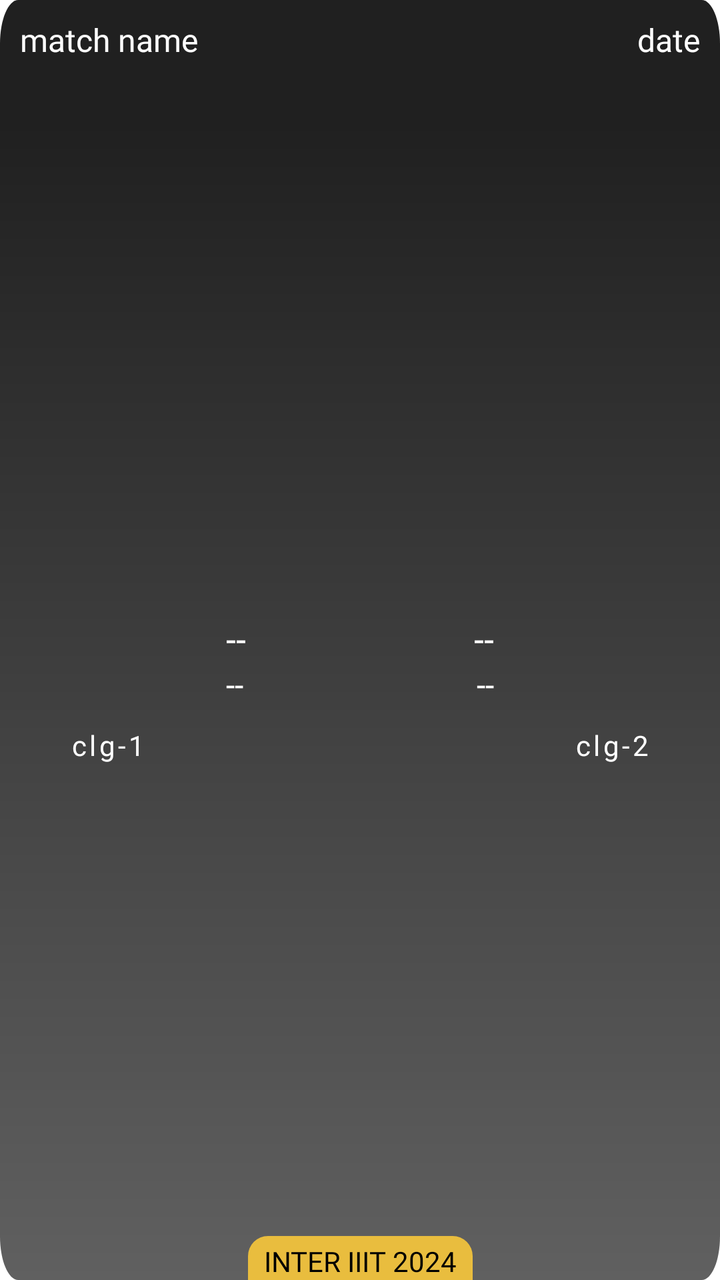
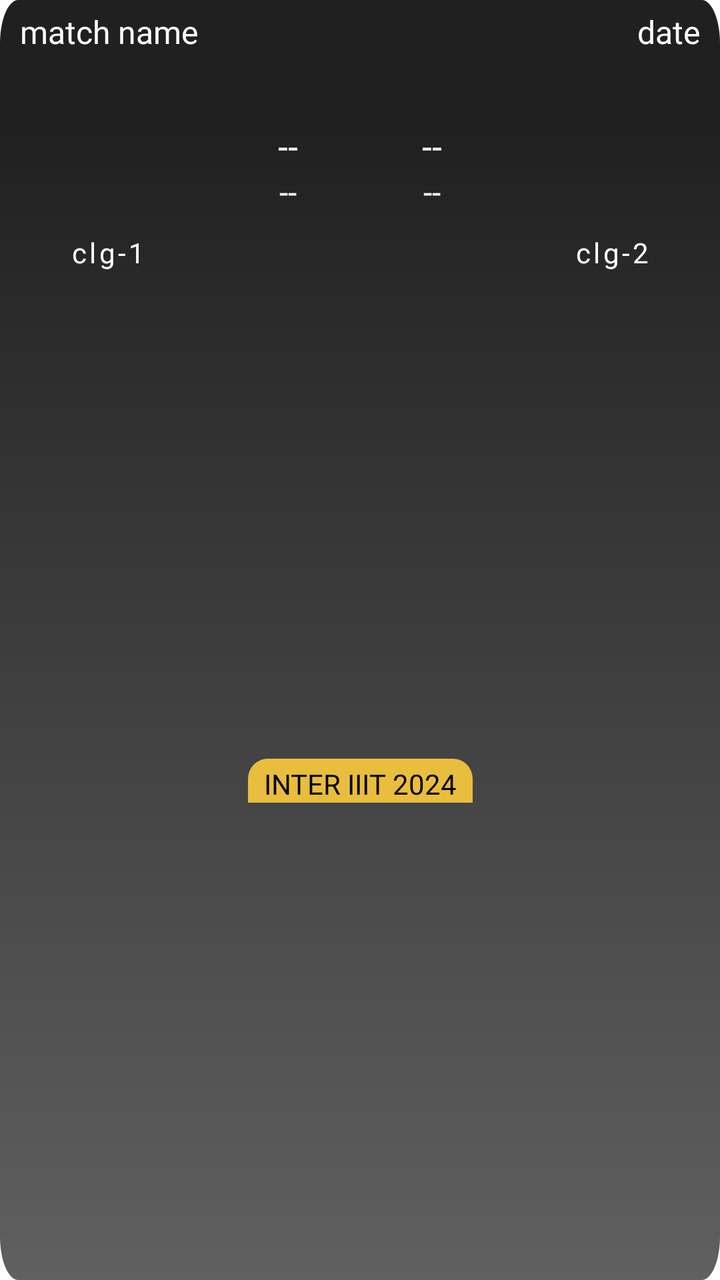

An Android layout rendered at two revisions. The XML below is the earlier revision; the diff shows what the commit changed to produce the second picture.
<!-- AndroidManifest.xml: application theme Theme.NavigationDrawer -->
<!-- res/layout/layout_cricket.xml -->
<?xml version="1.0" encoding="utf-8"?>
<androidx.constraintlayout.widget.ConstraintLayout xmlns:android="http://schemas.android.com/apk/res/android"
    xmlns:app="http://schemas.android.com/apk/res-auto"
    android:layout_width="match_parent"
    android:layout_height="180dp"
    android:layout_marginHorizontal="10dp"
    android:layout_marginVertical="10dp"
    android:background="@drawable/fade3">

    <LinearLayout
        android:id="@+id/lay1"
        android:layout_width="match_parent"
        android:layout_height="40dp"
        android:orientation="horizontal"
        android:padding="5dp"
        android:weightSum="1"
        app:layout_constraintEnd_toEndOf="parent"
        app:layout_constraintStart_toStartOf="parent"
        app:layout_constraintTop_toTopOf="parent">

        <TextView
            android:id="@+id/matchName"
            android:layout_width="0dp"
            android:layout_height="40dp"
            android:layout_gravity="center_vertical"
            android:layout_weight="0.7"
            android:fontFamily="@font/poppins_semibold"
            android:gravity="center_vertical|start"
            android:hint="match name"
            android:paddingHorizontal="5dp"
            android:textAllCaps="true"
            android:textColor="#E9E9E9"
            android:textColorHint="@color/white"
            android:textSize="16sp" />

        <TextView
            android:id="@+id/date"
            android:layout_width="0dp"
            android:layout_height="40dp"
            android:layout_gravity="center_vertical"
            android:layout_weight="0.3"
            android:fontFamily="@font/poppins_semibold"
            android:gravity="center_vertical|end"
            android:hint="date"
            android:paddingHorizontal="5dp"
            android:textColor="#E9E9E9"
            android:textColorHint="@color/white"
            android:textSize="16sp" />
    </LinearLayout>

    <LinearLayout
        android:layout_width="match_parent"
        android:layout_height="wrap_content"
        android:layout_marginTop="45dp"
        android:orientation="vertical"
        android:visibility="gone">

        <TextView
            android:id="@+id/time"
            android:layout_width="match_parent"
            android:layout_height="wrap_content"
            android:fontFamily="@font/poppins_medium"
            android:gravity="center"
            android:hint="time"
            android:textColor="@color/white"
            android:textColorHint="@color/white"
            android:textSize="16sp" />
    </LinearLayout>

    <LinearLayout
        android:layout_width="match_parent"
        android:layout_height="0dp"
        android:layout_marginTop="-20dp"
        android:orientation="horizontal"
        android:weightSum="1"
        app:layout_constraintBottom_toBottomOf="parent"
        app:layout_constraintEnd_toEndOf="parent"
        app:layout_constraintStart_toStartOf="parent"
        app:layout_constraintTop_toBottomOf="@id/lay1">

        <LinearLayout
            android:layout_width="0dp"
            android:layout_height="wrap_content"
            android:layout_gravity="center_vertical"
            android:layout_weight="0.3"
            android:orientation="vertical">

            <ImageView
                android:id="@+id/clgImg1"
                android:layout_width="match_parent"
                android:layout_height="80dp"
                android:scaleType="fitCenter"/>

            <TextView
                android:id="@+id/clgName1"
                android:layout_width="match_parent"
                android:layout_height="wrap_content"
                android:layout_marginTop="5dp"
                android:fontFamily="@font/poppins_medium"
                android:gravity="center"
                android:hint="clg-1"
                android:paddingHorizontal="5dp"
                android:letterSpacing="0.1"
                android:textAllCaps="true"
                android:textColor="@color/white"
                android:textColorHint="@color/white" />
        </LinearLayout>

        <RelativeLayout
            android:layout_width="0dp"
            android:layout_height="wrap_content"
            android:layout_gravity="center_vertical"
            android:layout_weight="0.4"
            android:padding="5dp">

            <TextView
                android:id="@+id/poi1"
                android:layout_width="wrap_content"
                android:layout_height="wrap_content"
                android:layout_alignParentStart="true"
                android:fontFamily="@font/poppins_semibold"
                android:gravity="start"
                android:hint="--"
                android:textColor="@color/white"
                android:textColorHint="@color/white"
                android:textSize="18sp" />

            <TextView
                android:id="@+id/poi2"
                android:layout_width="wrap_content"
                android:layout_height="wrap_content"
                android:layout_alignParentEnd="true"
                android:layout_gravity="end"
                android:fontFamily="@font/poppins_semibold"
                android:hint="--"
                android:textColor="@color/white"
                android:textColorHint="@color/white"
                android:textSize="18sp" />

            <TextView
                android:id="@+id/ov1"
                android:layout_width="wrap_content"
                android:layout_height="wrap_content"
                android:layout_below="@id/poi1"
                android:layout_alignParentStart="true"
                android:fontFamily="@font/poppins_medium"
                android:gravity="start"
                android:hint="--"
                android:textColor="@color/white"
                android:textColorHint="@color/white"
                android:textSize="16sp" />

            <TextView
                android:id="@+id/ov2"
                android:layout_width="wrap_content"
                android:layout_height="wrap_content"
                android:layout_below="@id/poi2"
                android:layout_alignParentEnd="true"
                android:layout_gravity="end"
                android:fontFamily="@font/poppins_medium"
                android:hint="--"
                android:textColor="@color/white"
                android:textColorHint="@color/white"
                android:textSize="16sp" />
        </RelativeLayout>

        <LinearLayout
            android:layout_width="0dp"
            android:layout_height="wrap_content"
            android:layout_gravity="center_vertical"
            android:layout_weight="0.3"
            android:orientation="vertical">

            <ImageView
                android:id="@+id/clgImg2"
                android:layout_width="match_parent"
                android:layout_height="80dp"
                android:scaleType="fitCenter" />

            <TextView
                android:id="@+id/clgName2"
                android:layout_width="match_parent"
                android:layout_height="wrap_content"
                android:layout_marginTop="5dp"
                android:fontFamily="@font/poppins_medium"
                android:gravity="center"
                android:hint="clg-2"
                android:letterSpacing="0.1"
                android:paddingHorizontal="5dp"
                android:textAllCaps="true"
                android:textColor="@color/white"
                android:textColorHint="@color/white" />
        </LinearLayout>
    </LinearLayout>

    <TextView
        android:layout_width="wrap_content"
        android:layout_height="wrap_content"
        android:background="@drawable/backlesss"
        android:fontFamily="@font/poppins_medium"
        android:gravity="center|bottom"
        android:paddingHorizontal="8dp"
        android:paddingTop="3dp"
        android:text="inter iiit 2024"
        android:textAllCaps="true"
        android:textColor="@color/black"
        app:layout_constraintBottom_toBottomOf="parent"
        app:layout_constraintEnd_toEndOf="parent"
        app:layout_constraintStart_toStartOf="parent" />
</androidx.constraintlayout.widget.ConstraintLayout>
<!-- resources referenced by this layout -->
<resources>
  <color name="black">#FF000000</color>
  <color name="white">#FFFFFFFF</color>
  <!-- drawable backlesss (drawable) -->
  <?xml version="1.0" encoding="utf-8"?>
  <shape xmlns:android="http://schemas.android.com/apk/res/android">
      <solid android:color="#E9BD3E" /> 
  
      <corners
          android:topLeftRadius="10dp"
          android:topRightRadius="10dp" />
  </shape>
  <!-- drawable fade3 (drawable) -->
  <vector xmlns:android="http://schemas.android.com/apk/res/android"
      xmlns:aapt="http://schemas.android.com/aapt"
      android:width="400dp"
      android:height="293dp"
      android:viewportWidth="393"
      android:viewportHeight="293">
  
      <path android:pathData="M10,0h373c5.523,0 10,4.477 10,10v273c0,5.523 -4.477,10 -10,10h-373c-5.523,0 -10,-4.477 -10,-10v-273c0,-5.523 4.477,-10 10,-10Z">
          <aapt:attr name="android:fillColor">
              <gradient
                  android:endX="197"
                  android:endY="27.9"
                  android:startX="197"
                  android:startY="293"
                  android:type="linear">
                  <item
                      android:color="#606060"
                      android:offset="0" />
                  <item
                      android:color="#202020"
                      android:offset="1" />
              </gradient>
          </aapt:attr>
      </path>
  </vector>
  <style name="Theme.NavigationDrawer" parent="Theme.MaterialComponents.DayNight.NoActionBar">
          
          <item name="colorPrimary">#FFECA1</item>
          
      </style>
</resources>

<!-- the commit's change to res/layout/layout_cricket.xml (unified diff, before → after) -->
@@ -2,7 +2,7 @@
 <androidx.constraintlayout.widget.ConstraintLayout xmlns:android="http://schemas.android.com/apk/res/android"
     xmlns:app="http://schemas.android.com/apk/res-auto"
     android:layout_width="match_parent"
-    android:layout_height="180dp"
+    android:layout_height="wrap_content"
     android:layout_marginHorizontal="10dp"
     android:layout_marginVertical="10dp"
     android:background="@drawable/fade3">
@@ -10,7 +10,7 @@
     <LinearLayout
         android:id="@+id/lay1"
         android:layout_width="match_parent"
-        android:layout_height="40dp"
+        android:layout_height="wrap_content"
         android:orientation="horizontal"
         android:padding="5dp"
         android:weightSum="1"
@@ -21,7 +21,7 @@
         <TextView
             android:id="@+id/matchName"
             android:layout_width="0dp"
-            android:layout_height="40dp"
+            android:layout_height="wrap_content"
             android:layout_gravity="center_vertical"
             android:layout_weight="0.7"
             android:fontFamily="@font/poppins_semibold"
@@ -31,12 +31,12 @@
             android:textAllCaps="true"
             android:textColor="#E9E9E9"
             android:textColorHint="@color/white"
-            android:textSize="16sp" />
+            android:textSize="16dp" />
 
         <TextView
             android:id="@+id/date"
             android:layout_width="0dp"
-            android:layout_height="40dp"
+            android:layout_height="wrap_content"
             android:layout_gravity="center_vertical"
             android:layout_weight="0.3"
             android:fontFamily="@font/poppins_semibold"
@@ -45,7 +45,7 @@
             android:paddingHorizontal="5dp"
             android:textColor="#E9E9E9"
             android:textColorHint="@color/white"
-            android:textSize="16sp" />
+            android:textSize="16dp" />
     </LinearLayout>
 
     <LinearLayout
@@ -64,16 +64,15 @@
             android:hint="time"
             android:textColor="@color/white"
             android:textColorHint="@color/white"
-            android:textSize="16sp" />
+            android:textSize="16dp" />
     </LinearLayout>
 
     <LinearLayout
+        android:id="@+id/layout"
         android:layout_width="match_parent"
-        android:layout_height="0dp"
-        android:layout_marginTop="-20dp"
+        android:layout_height="wrap_content"
         android:orientation="horizontal"
         android:weightSum="1"
-        app:layout_constraintBottom_toBottomOf="parent"
         app:layout_constraintEnd_toEndOf="parent"
         app:layout_constraintStart_toStartOf="parent"
         app:layout_constraintTop_toBottomOf="@id/lay1">
@@ -89,7 +88,7 @@
                 android:id="@+id/clgImg1"
                 android:layout_width="match_parent"
                 android:layout_height="80dp"
-                android:scaleType="fitCenter"/>
+                android:scaleType="fitCenter" />
 
             <TextView
                 android:id="@+id/clgName1"
@@ -99,70 +98,87 @@
                 android:fontFamily="@font/poppins_medium"
                 android:gravity="center"
                 android:hint="clg-1"
+                android:letterSpacing="0.1"
                 android:paddingHorizontal="5dp"
-                android:letterSpacing="0.1"
                 android:textAllCaps="true"
                 android:textColor="@color/white"
                 android:textColorHint="@color/white" />
         </LinearLayout>
 
-        <RelativeLayout
+        <LinearLayout
             android:layout_width="0dp"
             android:layout_height="wrap_content"
             android:layout_gravity="center_vertical"
             android:layout_weight="0.4"
-            android:padding="5dp">
-
-            <TextView
-                android:id="@+id/poi1"
-                android:layout_width="wrap_content"
-                android:layout_height="wrap_content"
-                android:layout_alignParentStart="true"
-                android:fontFamily="@font/poppins_semibold"
-                android:gravity="start"
-                android:hint="--"
-                android:textColor="@color/white"
-                android:textColorHint="@color/white"
-                android:textSize="18sp" />
-
-            <TextView
-                android:id="@+id/poi2"
-                android:layout_width="wrap_content"
-                android:layout_height="wrap_content"
-                android:layout_alignParentEnd="true"
-                android:layout_gravity="end"
-                android:fontFamily="@font/poppins_semibold"
-                android:hint="--"
-                android:textColor="@color/white"
-                android:textColorHint="@color/white"
-                android:textSize="18sp" />
-
-            <TextView
-                android:id="@+id/ov1"
-                android:layout_width="wrap_content"
-                android:layout_height="wrap_content"
-                android:layout_below="@id/poi1"
-                android:layout_alignParentStart="true"
-                android:fontFamily="@font/poppins_medium"
-                android:gravity="start"
-                android:hint="--"
-                android:textColor="@color/white"
-                android:textColorHint="@color/white"
-                android:textSize="16sp" />
-
-            <TextView
-                android:id="@+id/ov2"
-                android:layout_width="wrap_content"
-                android:layout_height="wrap_content"
-                android:layout_below="@id/poi2"
-                android:layout_alignParentEnd="true"
-                android:layout_gravity="end"
-                android:fontFamily="@font/poppins_medium"
-                android:hint="--"
-                android:textColor="@color/white"
-                android:textColorHint="@color/white"
-                android:textSize="16sp" />
-        </RelativeLayout>
+            android:orientation="vertical"
+            android:weightSum="1">
+
+            <LinearLayout
+                android:layout_width="match_parent"
+                android:layout_height="0dp"
+                android:layout_weight="0.5"
+                android:orientation="horizontal"
+                android:weightSum="1">
+
+                <TextView
+                    android:id="@+id/poi1"
+                    android:layout_width="0dp"
+                    android:layout_height="wrap_content"
+                    android:layout_weight="0.5"
+                    android:fontFamily="@font/poppins_semibold"
+                    android:gravity="center"
+                    android:hint="--"
+                    android:textColor="@color/white"
+                    android:textColorHint="@color/white"
+                    android:textSize="18dp" />
+
+                <TextView
+                    android:id="@+id/poi2"
+                    android:layout_width="0dp"
+                    android:layout_height="wrap_content"
+                    android:layout_weight="0.5"
+                    android:fontFamily="@font/poppins_semibold"
+                    android:gravity="center"
+                    android:hint="--"
+                    android:textColor="@color/white"
+                    android:textColorHint="@color/white"
+                    android:textSize="18dp" />
+
+            </LinearLayout>
+
+            <LinearLayout
+                android:layout_width="match_parent"
+                android:layout_height="0dp"
+                android:layout_weight="0.5"
+                android:orientation="horizontal"
+                android:weightSum="1">
+
+                <TextView
+                    android:id="@+id/ov1"
+                    android:layout_width="0dp"
+                    android:layout_height="wrap_content"
+                    android:layout_weight="0.5"
+                    android:fontFamily="@font/poppins_medium"
+                    android:gravity="center"
+                    android:hint="--"
+                    android:textColor="@color/white"
+                    android:textColorHint="@color/white"
+                    android:textSize="16dp" />
+
+                <TextView
+                    android:id="@+id/ov2"
+                    android:layout_width="0dp"
+                    android:layout_height="wrap_content"
+                    android:layout_weight="0.5"
+                    android:fontFamily="@font/poppins_medium"
+                    android:gravity="center"
+                    android:hint="--"
+                    android:textColor="@color/white"
+                    android:textColorHint="@color/white"
+                    android:textSize="16dp" />
+
+            </LinearLayout>
+        </LinearLayout>
 
         <LinearLayout
             android:layout_width="0dp"
@@ -196,6 +212,7 @@
     <TextView
         android:layout_width="wrap_content"
         android:layout_height="wrap_content"
+        android:layout_marginTop="5dp"
         android:background="@drawable/backlesss"
         android:fontFamily="@font/poppins_medium"
         android:gravity="center|bottom"
@@ -206,5 +223,6 @@
         android:textColor="@color/black"
         app:layout_constraintBottom_toBottomOf="parent"
         app:layout_constraintEnd_toEndOf="parent"
-        app:layout_constraintStart_toStartOf="parent" />
+        app:layout_constraintStart_toStartOf="parent"
+        app:layout_constraintTop_toBottomOf="@id/layout" />
 </androidx.constraintlayout.widget.ConstraintLayout>
